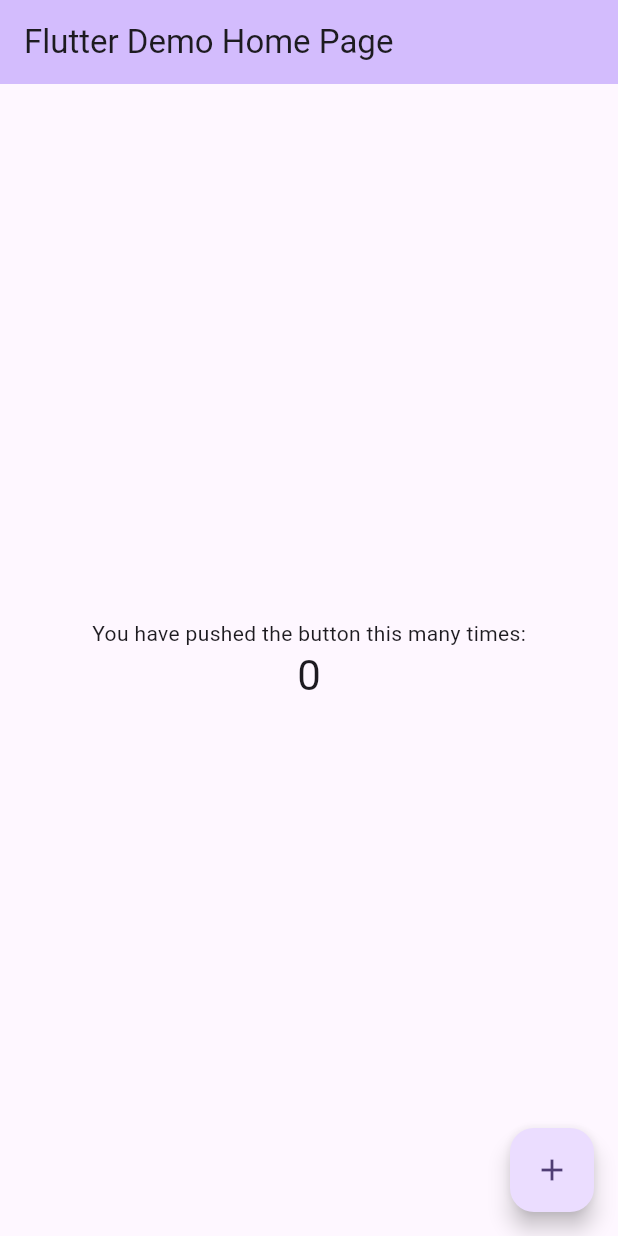
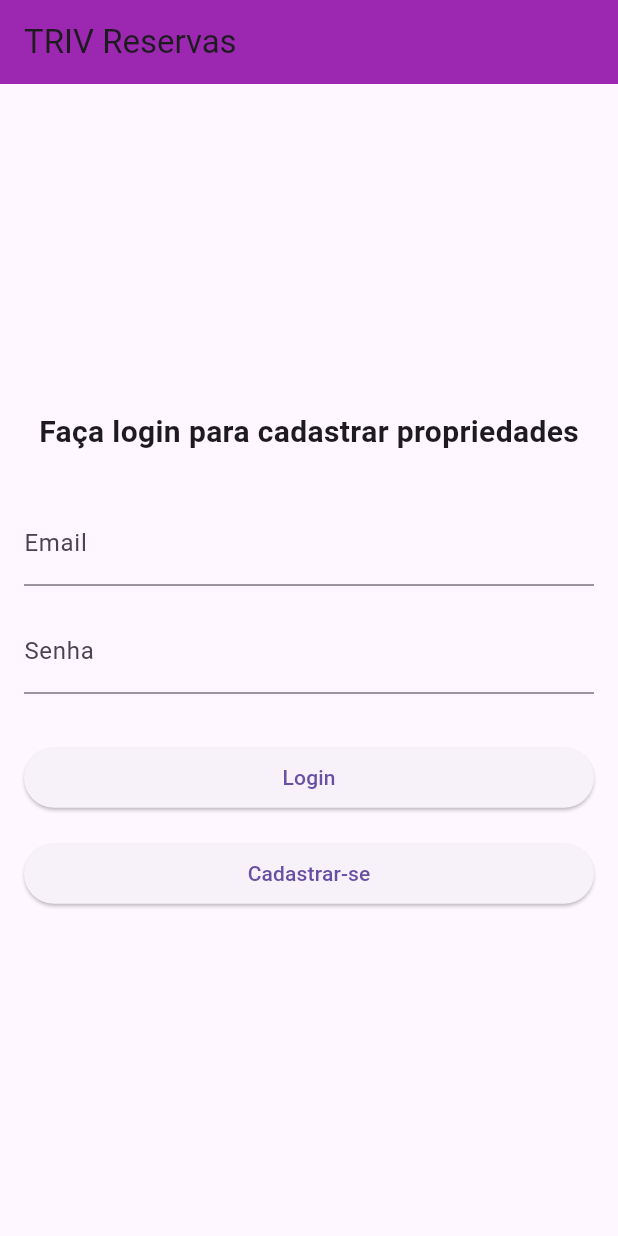
Before and after one commit to rafaamparo/sistema-reservas-flutter, a Flutter app: the screen it shows after launch, on a phone screen of 412 x 824 dp. Run offline on Flutter 3.47's test engine with Material 3 defaults, Android fonts, the light colour scheme and no system bars; our stand-ins replace sqflite, sqflite_common_ffi, sqflite_common_ffi_web; accounts and stored records are empty.

Commit message:
feat: add Cadastro and Login screens; implement database service updates for web compatibility

```diff
--- a/app_cadastro/lib/main.dart
+++ b/app_cadastro/lib/main.dart
@@ -1,4 +1,6 @@
 import 'dart:io';
+import 'package:app_cadastro/routes/login.dart';
+import 'package:app_cadastro/routes/cadastrar.dart';
 import 'package:sqflite/sqflite.dart';
 import 'package:sqflite_common_ffi/sqflite_ffi.dart';
 import 'package:sqflite_common_ffi_web/sqflite_ffi_web.dart';
@@ -16,125 +18,15 @@
       sqfliteFfiInit();
     }
   }
-  runApp(const MyApp());
+  runApp(MaterialApp(
+    title: 'TRIV Reservas',
+    theme: ThemeData(
+      primarySwatch: Colors.purple,
+    ),
+    initialRoute: '/login',
+    routes: {
+      '/login': (context) => const Login(),
+      '/cadastrar': (context) => const Cadastro(),
+    },
+  ));
 }
-
-class MyApp extends StatelessWidget {
-  const MyApp({super.key});
-
-  // This widget is the root of your application.
-  @override
-  Widget build(BuildContext context) {
-    return MaterialApp(
-      title: 'Flutter Demo',
-      theme: ThemeData(
-        // This is the theme of your application.
-        //
-        // TRY THIS: Try running your application with "flutter run". You'll see
-        // the application has a purple toolbar. Then, without quitting the app,
-        // try changing the seedColor in the colorScheme below to Colors.green
-        // and then invoke "hot reload" (save your changes or press the "hot
-        // reload" button in a Flutter-supported IDE, or press "r" if you used
-        // the command line to start the app).
-        //
-        // Notice that the counter didn't reset back to zero; the application
-        // state is not lost during the reload. To reset the state, use hot
-        // restart instead.
-        //
-        // This works for code too, not just values: Most code changes can be
-        // tested with just a hot reload.
-        colorScheme: ColorScheme.fromSeed(seedColor: Colors.deepPurple),
-        useMaterial3: true,
-      ),
-      home: const MyHomePage(title: 'Flutter Demo Home Page'),
-    );
-  }
-}
-
-class MyHomePage extends StatefulWidget {
-  const MyHomePage({super.key, required this.title});
-
-  // This widget is the home page of your application. It is stateful, meaning
-  // that it has a State object (defined below) that contains fields that affect
-  // how it looks.
-
-  // This class is the configuration for the state. It holds the values (in this
-  // case the title) provided by the parent (in this case the App widget) and
-  // used by the build method of the State. Fields in a Widget subclass are
-  // always marked "final".
-
-  final String title;
-
-  @override
-  State<MyHomePage> createState() => _MyHomePageState();
-}
-
-class _MyHomePageState extends State<MyHomePage> {
-  int _counter = 0;
-
-  void _incrementCounter() {
-    setState(() {
-      // This call to setState tells the Flutter framework that something has
-      // changed in this State, which causes it to rerun the build method below
-      // so that the display can reflect the updated values. If we changed
-      // _counter without calling setState(), then the build method would not be
-      // called again, and so nothing would appear to happen.
-      _counter++;
-    });
-  }
-
-  @override
-  Widget build(BuildContext context) {
-    // This method is rerun every time setState is called, for instance as done
-    // by the _incrementCounter method above.
-    //
-    // The Flutter framework has been optimized to make rerunning build methods
-    // fast, so that you can just rebuild anything that needs updating rather
-    // than having to individually change instances of widgets.
-    return Scaffold(
-      appBar: AppBar(
-        // TRY THIS: Try changing the color here to a specific color (to
-        // Colors.amber, perhaps?) and trigger a hot reload to see the AppBar
-        // change color while the other colors stay the same.
-        backgroundColor: Theme.of(context).colorScheme.inversePrimary,
-        // Here we take the value from the MyHomePage object that was created by
-        // the App.build method, and use it to set our appbar title.
-        title: Text(widget.title),
-      ),
-      body: Center(
-        // Center is a layout widget. It takes a single child and positions it
-        // in the middle of the parent.
-        child: Column(
-          // Column is also a layout widget. It takes a list of children and
-          // arranges them vertically. By default, it sizes itself to fit its
-          // children horizontally, and tries to be as tall as its parent.
-          //
-          // Column has various properties to control how it sizes itself and
-          // how it positions its children. Here we use mainAxisAlignment to
-          // center the children vertically; the main axis here is the vertical
-          // axis because Columns are vertical (the cross axis would be
-          // horizontal).
-          //
-          // TRY THIS: Invoke "debug painting" (choose the "Toggle Debug Paint"
-          // action in the IDE, or press "p" in the console), to see the
-          // wireframe for each widget.
-          mainAxisAlignment: MainAxisAlignment.center,
-          children: <Widget>[
-            const Text(
-              'You have pushed the button this many times:',
-            ),
-            Text(
-              '$_counter',
-              style: Theme.of(context).textTheme.headlineMedium,
-            ),
-          ],
-        ),
-      ),
-      floatingActionButton: FloatingActionButton(
-        onPressed: _incrementCounter,
-        tooltip: 'Increment',
-        child: const Icon(Icons.add),
-      ), // This trailing comma makes auto-formatting nicer for build methods.
-    );
-  }
-}
--- /dev/null
+++ b/app_cadastro/lib/routes/login.dart
@@ -0,0 +1,90 @@
+import 'package:flutter/material.dart';
+import 'package:app_cadastro/services/dbService.dart'; // Add this import
+
+class Login extends StatefulWidget {
+  const Login({super.key});
+
+  @override
+  State<Login> createState() => _LoginState();
+}
+
+class _LoginState extends State<Login> {
+  final TextEditingController _emailController = TextEditingController();
+  final TextEditingController _passwordController = TextEditingController();
+
+  @override
+  Widget build(BuildContext context) {
+    return Scaffold(
+      appBar: AppBar(
+        title: const Text('TRIV Reservas'),
+        backgroundColor: Colors.purple,
+      ),
+      body: Center(
+        child: Padding(
+            padding: const EdgeInsets.all(16.0),
+            child: ConstrainedBox(
+              constraints: const BoxConstraints(maxWidth: 400),
+              child: Column(
+                mainAxisSize: MainAxisSize.min,
+                children: [
+                  const Center(
+                    child: Text(
+                      'Faça login para cadastrar propriedades',
+                      style: TextStyle(
+                        fontSize: 20,
+                        fontWeight: FontWeight.bold,
+                      ),
+                    ),
+                  ),
+                  const SizedBox(height: 32),
+                  TextField(
+                    controller: _emailController,
+                    decoration: const InputDecoration(
+                      labelText: 'Email',
+                    ),
+                  ),
+                  const SizedBox(height: 16),
+                  TextField(
+                    controller: _passwordController,
+                    decoration: const InputDecoration(
+                      labelText: 'Senha',
+                    ),
+                    obscureText: true,
+                  ),
+                  const SizedBox(height: 32),
+                  SizedBox(
+                    width: double.infinity,
+                    child: ElevatedButton(
+                      onPressed: () async {
+                        final email = _emailController.text;
+                        final password = _passwordController.text;
+                        final user = await DatabaseService.instance
+                            .login(email, password);
+                        if (user != null) {
+                          Navigator.pushNamed(context, '/reservas');
+                        } else {
+                          ScaffoldMessenger.of(context).showSnackBar(
+                            const SnackBar(content: Text('Failed login')),
+                          );
+                        }
+                      },
+                      child: const Text('Login'),
+                    ),
+                  ),
+                  const SizedBox(height: 16),
+                  SizedBox(
+                    width: double.infinity,
+                    child: ElevatedButton(
+                      onPressed: () {
+                        // Add subscribe functionality here.
+                      },
+                      child: const Text('Cadastrar-se'),
+                    ),
+                  ),
+                ],
+              ),
+            )),
+      ),
+    );
+  }
+}
```
Also changed, not shown: app_cadastro/lib/routes/cadastrar.dart (added, +15 -0 lines), app_cadastro/lib/services/dbService.dart (+26 -19 lines), app_cadastro/lib/routes/anuncio/cadastrarProp.dart (added), app_cadastro/lib/routes/anuncio/editarPropriedades.dart (added), app_cadastro/lib/routes/anuncio/visualizarPropriedades.dart (added), 2 other files.
